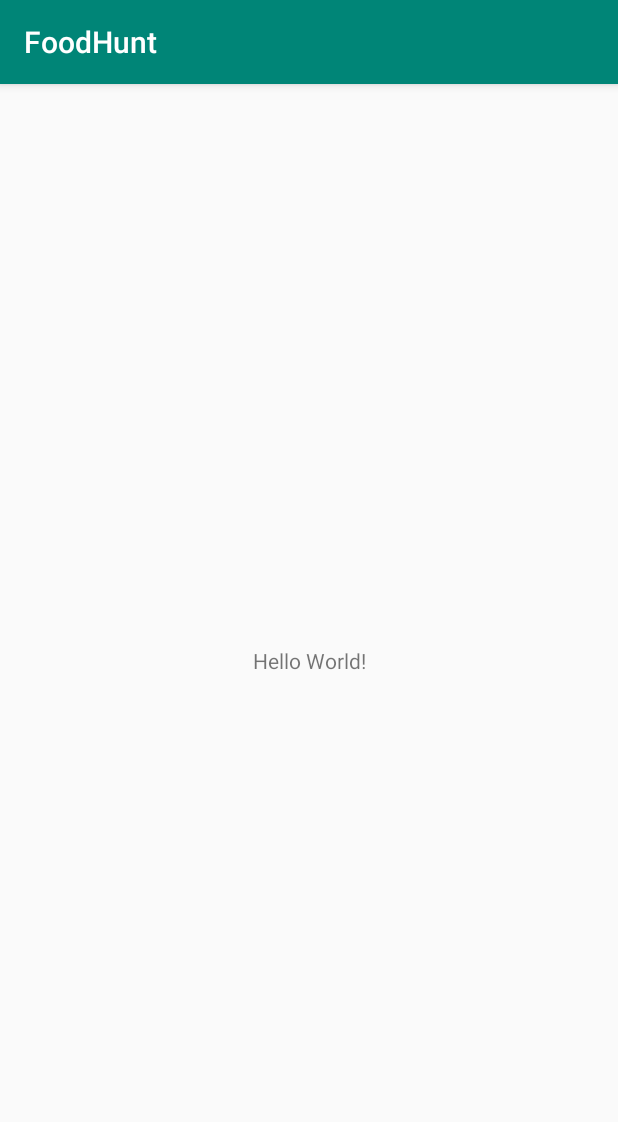
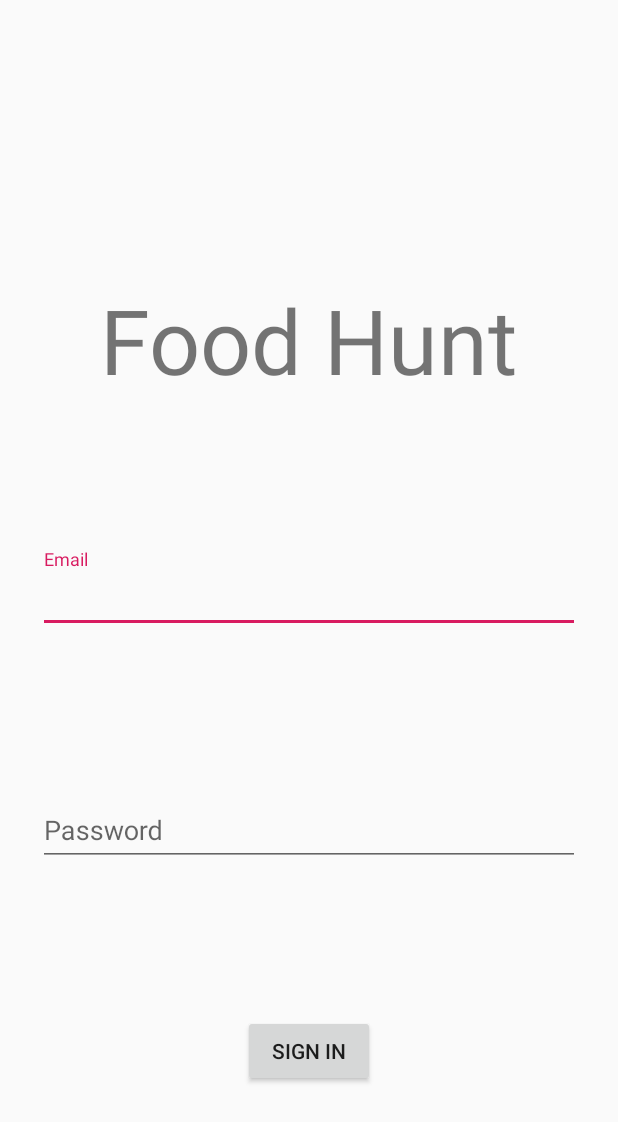
Before and after one commit to YAAMSS/FoodHunt, an Android app: the screen it shows after launch (LoginActivity), on a phone screen of 412 x 824 dp. Shown: the top 1122 px of the screen. Run offline under Robolectric (Android 15) with nearby library versions, the phone set to English and light mode, and no system bars.

Commit message:
Add views to log in screen

```diff
--- a/app/build.gradle
+++ b/app/build.gradle
@@ -29,7 +29,11 @@ dependencies {
     implementation 'androidx.appcompat:appcompat:1.1.0'
     implementation 'androidx.core:core-ktx:1.1.0'
     implementation 'androidx.constraintlayout:constraintlayout:1.1.3'
+    // Material Design
+    implementation 'com.google.android.material:material:1.1.0-alpha10'
+    implementation 'androidx.appcompat:appcompat-resources:1.1.0'
     testImplementation 'junit:junit:4.12'
-    androidTestImplementation 'androidx.test:runner:1.1.1'
+    androidTestImplementation 'androidx.test:runner:1.2.0'
     androidTestImplementation 'androidx.test.espresso:espresso-core:3.2.0'
+
 }
--- a/app/src/main/res/layout/activity_main.xml
+++ b/app/src/main/res/layout/activity_main.xml
@@ -6,13 +6,64 @@
     android:layout_height="match_parent"
     tools:context=".LoginActivity">
 
-    <TextView
+    <androidx.appcompat.widget.AppCompatTextView
+        android:id="@+id/tvAppTitle"
         android:layout_width="wrap_content"
         android:layout_height="wrap_content"
-        android:text="Hello World!"
+        android:text="@string/food_hunt"
+        android:textSize="60sp"
         app:layout_constraintBottom_toBottomOf="parent"
-        app:layout_constraintLeft_toLeftOf="parent"
-        app:layout_constraintRight_toRightOf="parent"
-        app:layout_constraintTop_toTopOf="parent" />
+        app:layout_constraintEnd_toEndOf="parent"
+        app:layout_constraintStart_toStartOf="parent"
+        app:layout_constraintTop_toTopOf="parent"
+        app:layout_constraintVertical_bias="0.25" />
+
+
+    <com.google.android.material.textfield.TextInputLayout
+        android:id="@+id/textLayoutEmail"
+        android:layout_height="wrap_content"
+        android:layout_width="match_parent"
+        app:layout_constraintTop_toBottomOf="@id/tvAppTitle"
+        app:layout_constraintStart_toStartOf="parent"
+        app:layout_constraintEnd_toEndOf="parent"
+        app:layout_constraintBottom_toTopOf="@id/textLayoutPassword"
+        android:layout_marginStart="25dp"
+        android:layout_marginEnd="25dp"
+        android:hint="@string/email">
+
+        <androidx.appcompat.widget.AppCompatEditText
+            android:layout_width="match_parent"
+            android:layout_height="wrap_content"/>
+    </com.google.android.material.textfield.TextInputLayout>
+
+    <com.google.android.material.textfield.TextInputLayout
+        android:id="@+id/textLayoutPassword"
+        android:layout_height="wrap_content"
+        android:layout_width="match_parent"
+        app:layout_constraintTop_toBottomOf="@id/textLayoutEmail"
+        app:layout_constraintStart_toStartOf="parent"
+        app:layout_constraintEnd_toEndOf="parent"
+        app:layout_constraintBottom_toTopOf="@id/signInButton"
+        android:layout_marginStart="25dp"
+        android:layout_marginEnd="25dp"
+        android:hint="@string/password">
+
+        <androidx.appcompat.widget.AppCompatEditText
+            android:id="@+id/etPassword"
+            android:layout_width="match_parent"
+            android:layout_height="match_parent" />
+    </com.google.android.material.textfield.TextInputLayout>
+
+
+
+    <androidx.appcompat.widget.AppCompatButton
+        android:id="@+id/signInButton"
+        android:layout_width="wrap_content"
+        android:layout_height="wrap_content"
+        android:text="@string/sign_in"
+        app:layout_constraintTop_toBottomOf="@id/textLayoutPassword"
+        app:layout_constraintStart_toStartOf="parent"
+        app:layout_constraintEnd_toEndOf="parent"
+        app:layout_constraintBottom_toBottomOf="parent"/>
 
 </androidx.constraintlayout.widget.ConstraintLayout>
--- a/app/src/main/res/values/colors.xml
+++ b/app/src/main/res/values/colors.xml
@@ -3,4 +3,5 @@
     <color name="colorPrimary">#008577</color>
     <color name="colorPrimaryDark">#00574B</color>
     <color name="colorAccent">#D81B60</color>
+    <color name="white">#FFFFFF</color>
 </resources>
--- a/app/src/main/res/values/strings.xml
+++ b/app/src/main/res/values/strings.xml
@@ -1,3 +1,7 @@
 <resources>
     <string name="app_name">FoodHunt</string>
+    <string name="food_hunt">Food Hunt</string>
+    <string name="email">Email</string>
+    <string name="password">Password</string>
+    <string name="sign_in">Sign In</string>
 </resources>
--- a/app/src/main/res/values/styles.xml
+++ b/app/src/main/res/values/styles.xml
@@ -1,7 +1,7 @@
 <resources>
 
     <!-- Base application theme. -->
-    <style name="AppTheme" parent="Theme.AppCompat.Light.DarkActionBar">
+    <style name="AppTheme" parent="Theme.AppCompat.DayNight.NoActionBar">
         <!-- Customize your theme here. -->
         <item name="colorPrimary">@color/colorPrimary</item>
         <item name="colorPrimaryDark">@color/colorPrimaryDark</item>
```
